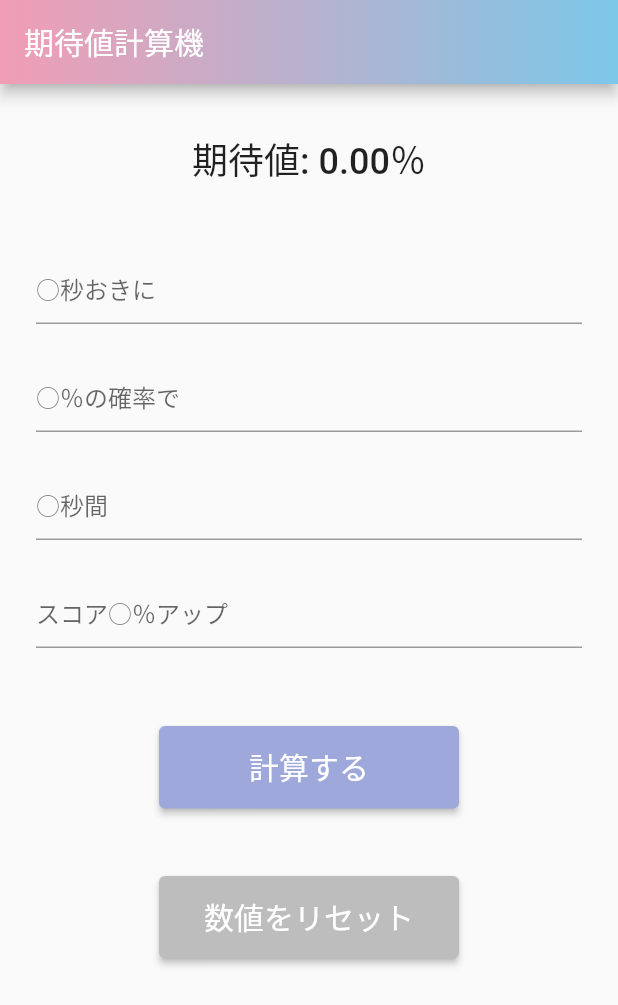
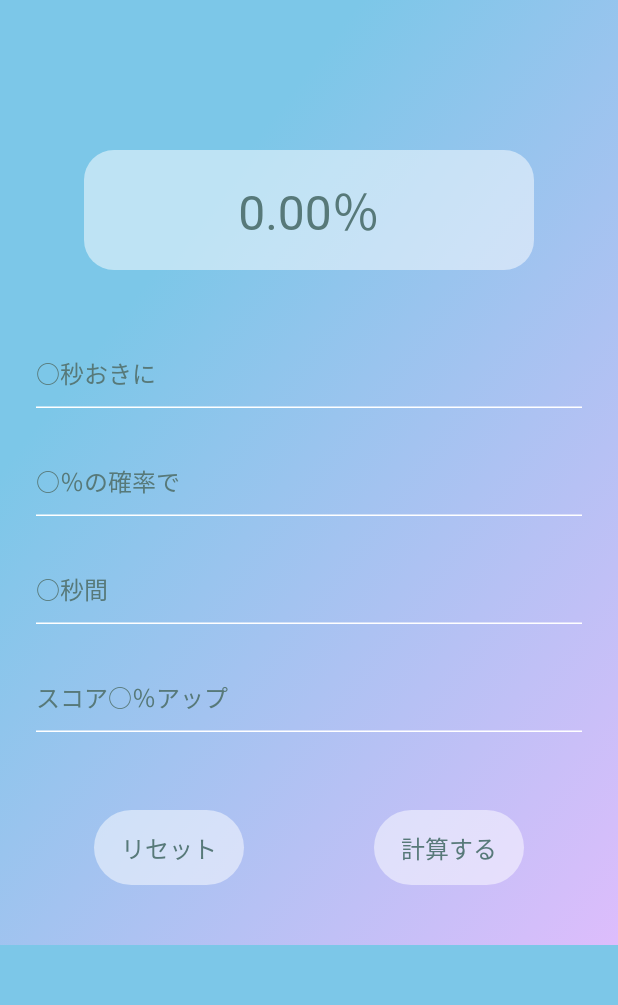
Before and after one commit to rerelurelu/UOA-EV-calculator, a Flutter app: the screen it shows after launch, on a phone screen of 412 x 824 dp. Shown: the top 1005 px of the screen. Run offline on Flutter 3.47's test engine with Material 2 defaults, Android fonts, the phone set to English and light mode, and no system bars; drawn by our look-alikes of keyboard_actions; our stand-ins replace flutter_riverpod.

Commit message:
🎨 layout: Update

```diff
--- a/lib/main.dart
+++ b/lib/main.dart
@@ -15,7 +15,24 @@ class MyApp extends StatelessWidget {
     return MaterialApp(
       debugShowCheckedModeBanner: false,
       title: 'ユニエア 期待値計算機',
-      theme: ThemeData.light(),
+      theme: ThemeData(
+        scaffoldBackgroundColor: Color(0xff7cc7e8),
+        inputDecorationTheme: InputDecorationTheme(
+          focusedBorder: UnderlineInputBorder(
+            borderSide: BorderSide(
+              color: Colors.cyanAccent.shade200,
+            ),
+          ),
+          enabledBorder: UnderlineInputBorder(
+            borderSide: BorderSide(
+              color: Colors.white,
+            ),
+          ),
+          hintStyle: TextStyle(
+            color: Color(0xff577979),
+          ),
+        ),
+      ),
       home: MainPage(),
     );
   }
--- a/lib/view/main_page.dart
+++ b/lib/view/main_page.dart
@@ -1,13 +1,15 @@
 import 'package:flutter/material.dart';
 import 'package:flutter_riverpod/flutter_riverpod.dart';
-import 'package:new_gradient_app_bar/new_gradient_app_bar.dart';
 import 'package:keyboard_actions/keyboard_actions.dart';
 
 import '../model/calculate_model.dart';
 
 class MainPage extends StatelessWidget {
-  final double btnHeight = 55.0;
-  final double btnWidth = 200.0;
+  final double btnHeight = 50.0;
+  final double btnWidth = 100.0;
+  final double btnFontSize = 16.0;
+  final Color textColor = Color(0xff577979);
+  final Color formTextColor = Colors.white;
 
   final FocusNode _textNode1 = FocusNode();
   final FocusNode _textNode2 = FocusNode();
@@ -25,16 +27,18 @@ class MainPage extends StatelessWidget {
 
   Widget build(BuildContext context) {
     return Scaffold(
-      appBar: NewGradientAppBar(
-        title: Text('期待値計算機'),
+      body: Container(
+        decoration: BoxDecoration(
           gradient: LinearGradient(
             colors: [
-            Color.fromRGBO(241, 157, 181, 1.0),
-            Color.fromRGBO(124, 199, 232, 1.0),
+              Color(0xff7cc7e8),
+              Color(0xffDDBDFC),
             ],
+            begin: Alignment.centerLeft,
+            end: Alignment.bottomRight,
           ),
         ),
-      body: KeyboardActions(
+        child: KeyboardActions(
           config: _keyboardActionConfig,
           tapOutsideToDismiss: false,
           child: SingleChildScrollView(
@@ -42,13 +46,23 @@ class MainPage extends StatelessWidget {
               child: Center(
                 child: Column(
                   children: [
-                  SizedBox(height: 32),
+                    SizedBox(height: 100),
                     Consumer(builder: (context, watch, child) {
-                    return Text(
-                      '期待値: ' + watch(expectedValueProvider).exvalue + '％',
+                      return Container(
+                        height: 80.0,
+                        width: 300.0,
+                        decoration: BoxDecoration(
+                          borderRadius: BorderRadius.circular(20),
+                          color: Color.fromRGBO(255, 255, 255, .5),
+                        ),
+                        child: Center(
+                          child: Text(
+                            watch(expectedValueProvider).exvalue + '％',
                             style: TextStyle(
-                        fontSize: 24,
-                        fontWeight: FontWeight.w500,
+                              color: textColor,
+                              fontSize: 32,
+                            ),
+                          ),
                         ),
                       );
                     }),
@@ -65,6 +79,7 @@ class MainPage extends StatelessWidget {
                         ),
                         focusNode: _textNode1,
                         controller: intervalController,
+                        style: TextStyle(color: formTextColor),
                       ),
                     ),
                     Padding(
@@ -79,6 +94,7 @@ class MainPage extends StatelessWidget {
                         ),
                         focusNode: _textNode2,
                         controller: probController,
+                        style: TextStyle(color: formTextColor),
                       ),
                     ),
                     Padding(
@@ -93,6 +109,7 @@ class MainPage extends StatelessWidget {
                         ),
                         focusNode: _textNode3,
                         controller: timeController,
+                        style: TextStyle(color: formTextColor),
                       ),
                     ),
                     Padding(
@@ -107,6 +124,40 @@ class MainPage extends StatelessWidget {
                         ),
                         focusNode: _textNode4,
                         controller: incrController,
+                        style: TextStyle(color: formTextColor),
+                      ),
+                    ),
+                    Row(
+                      mainAxisAlignment: MainAxisAlignment.spaceEvenly,
+                      children: [
+                        Padding(
+                          padding: const EdgeInsets.symmetric(
+                            vertical: 5.0,
+                            horizontal: 24.0,
+                          ),
+                          child: Container(
+                            height: btnHeight,
+                            width: btnWidth,
+                            decoration: BoxDecoration(
+                              borderRadius: BorderRadius.circular(30),
+                              color: Color.fromRGBO(255, 255, 255, .5),
+                            ),
+                            child: ElevatedButton(
+                              onPressed: () {
+                                clearText();
+                              },
+                              child: Text(
+                                'リセット',
+                                style: TextStyle(
+                                  fontSize: btnFontSize,
+                                  color: textColor,
+                                ),
+                              ),
+                              style: ElevatedButton.styleFrom(
+                                primary: Colors.transparent,
+                                elevation: 0.0,
+                              ),
+                            ),
                           ),
                         ),
                         Padding(
@@ -114,54 +165,41 @@ class MainPage extends StatelessWidget {
                             vertical: 40.0,
                             horizontal: 24.0,
                           ),
-                    child: SizedBox(
+                          child: Container(
                             height: btnHeight,
                             width: btnWidth,
+                            decoration: BoxDecoration(
+                              borderRadius: BorderRadius.circular(30),
+                              color: Color.fromRGBO(255, 255, 255, .5),
+                            ),
                             child: ElevatedButton(
                               onPressed: () {
                                 int interval = int.parse(intervalController.value.text);
                                 int prob = int.parse(probController.value.text);
                                 int time = int.parse(timeController.value.text);
                                 int incr = int.parse(incrController.value.text);
-                          context.read(expectedValueProvider).calculate(interval, prob, time, incr);
+                                context
+                                    .read(expectedValueProvider)
+                                    .calculate(interval, prob, time, incr);
                               },
                               child: Text(
                                 '計算する',
                                 style: TextStyle(
-                            fontSize: 20,
+                                  fontSize: btnFontSize,
+                                  color: textColor,
                                 ),
                               ),
                               style: ElevatedButton.styleFrom(
-                          primary: Colors.indigo.shade200,
-                        ),
-                      ),
-                    ),
-                  ),
-                  Padding(
-                    padding: const EdgeInsets.symmetric(
-                      vertical: 5.0,
-                      horizontal: 24.0,
-                    ),
-                    child: SizedBox(
-                      height: btnHeight,
-                      width: btnWidth,
-                      child: ElevatedButton(
-                        onPressed: () {
-                          clearText();
-                        },
-                        child: Text(
-                          '数値をリセット',
-                          style: TextStyle(
-                            fontSize: 20,
-                          ),
-                        ),
-                        style: ElevatedButton.styleFrom(
-                          primary: Colors.grey.shade400,
+                                primary: Colors.transparent,
+                                elevation: 0.0,
                               ),
                             ),
                           ),
                         ),
                       ],
+                    ),
+                  ],
+                ),
               ),
             ),
           ),
@@ -173,7 +211,7 @@ class MainPage extends StatelessWidget {
   get _keyboardActionConfig {
     return KeyboardActionsConfig(
       keyboardActionsPlatform: KeyboardActionsPlatform.ALL,
-      keyboardSeparatorColor: Colors.grey,
+      keyboardSeparatorColor: Color.fromRGBO(255, 255, 255, .3),
       nextFocus: true,
       actions: [
         KeyboardActionsItem(focusNode: _textNode1),
```
Lines whose indentation alone changed are shown as unchanged.
